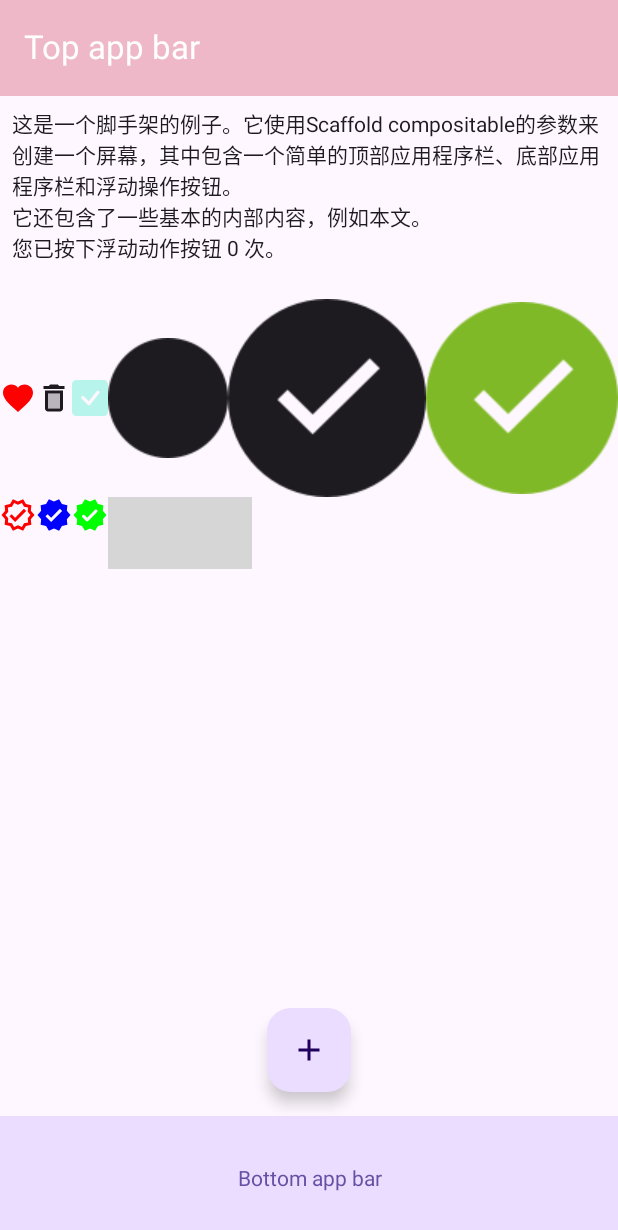
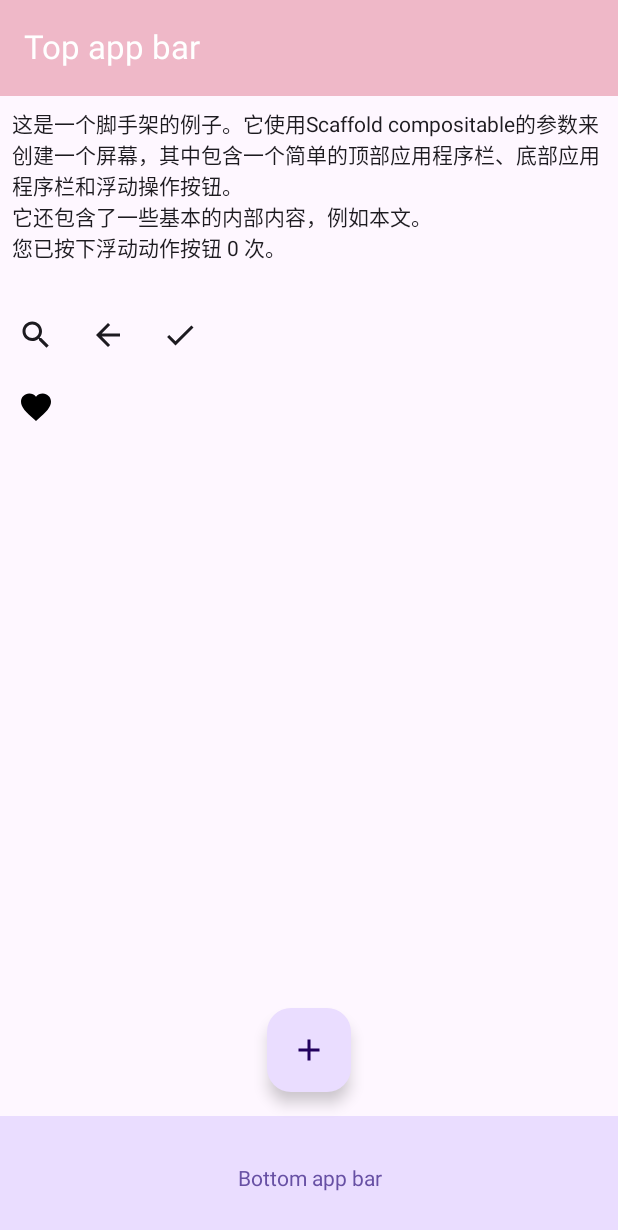
Before and after one commit to DGUTyu/ComposeDemo, an Android app built with Jetpack Compose: the screen it shows after launch (ComposeActivity), on a phone screen of 412 x 824 dp. Shown: the top 1230 px of the screen. Run offline under Robolectric (Android 15) with nearby library versions, the phone set to English and light mode, and no system bars; pictures from the network do not load; grey boxes are pictures that could not be loaded.

Commit message:
Compose基础组件：IconButton

```diff
--- a/app/src/main/java/com/wxdgut/composedemo/ComposeActivity.kt
+++ b/app/src/main/java/com/wxdgut/composedemo/ComposeActivity.kt
@@ -61,6 +61,7 @@ import androidx.compose.ui.unit.dp
 import coil.compose.AsyncImage
 import coil.compose.rememberAsyncImagePainter
 import coil.request.ImageRequest
+import com.wxdgut.composedemo.basic.ShowIconButtonUse
 import com.wxdgut.composedemo.basic.ShowIconUse
 import com.wxdgut.composedemo.basic.ShowImageUse
 import com.wxdgut.composedemo.basic.ShowTextUse
@@ -209,7 +210,8 @@ class ComposeActivity : ComponentActivity() {
                 //PreviewMessageCard()
                 //ShowTextUse()
                 //ShowImageUse()
-                ShowIconUse()
+                //ShowIconUse()
+                ShowIconButtonUse()
             }
         }
     }
--- /dev/null
+++ b/app/src/main/java/com/wxdgut/composedemo/basic/IconButtonDemo.kt
@@ -0,0 +1,77 @@
+package com.wxdgut.composedemo.basic
+
+
+import androidx.compose.foundation.clickable
+import androidx.compose.foundation.interaction.MutableInteractionSource
+import androidx.compose.foundation.layout.Box
+import androidx.compose.foundation.layout.Column
+import androidx.compose.foundation.layout.Row
+import androidx.compose.foundation.layout.size
+import androidx.compose.material.icons.Icons
+import androidx.compose.material.icons.filled.ArrowBack
+import androidx.compose.material.icons.filled.Done
+import androidx.compose.material.icons.filled.Favorite
+import androidx.compose.material.icons.filled.Search
+import androidx.compose.material3.Icon
+import androidx.compose.material3.IconButton
+import androidx.compose.runtime.Composable
+import androidx.compose.runtime.getValue
+import androidx.compose.runtime.mutableStateOf
+import androidx.compose.runtime.remember
+import androidx.compose.runtime.setValue
+import androidx.compose.ui.Alignment
+import androidx.compose.ui.Modifier
+import androidx.compose.ui.graphics.Color
+import androidx.compose.ui.semantics.Role
+import androidx.compose.ui.tooling.preview.Preview
+import androidx.compose.ui.unit.dp
+
+@Preview(showBackground = true)
+@Composable
+fun ShowIconButtonUse() {
+    Column {
+        Row {
+            IconButton(onClick = { /*TODO*/ }) {
+                Icon(Icons.Filled.Search, null)
+            }
+            IconButton(onClick = { /*TODO*/ }) {
+                Icon(Icons.Filled.ArrowBack, null)
+            }
+            IconButton(onClick = { /*TODO*/ }) {
+                Icon(Icons.Filled.Done, null)
+            }
+        }
+
+        var press by remember { mutableStateOf(false) }
+        MyIconButton(onClick = { press = !press }) {
+            Icon(
+                Icons.Filled.Favorite,
+                contentDescription = "收藏",
+                tint = if (press) Color.Red else Color.Black
+            )
+        }
+    }
+}
+
+@Composable
+fun MyIconButton(
+    onClick: () -> Unit,
+    modifier: Modifier = Modifier,
+    enabled: Boolean = true,
+    interactionSource: MutableInteractionSource = remember { MutableInteractionSource() },
+    content: @Composable () -> Unit
+) {
+    val iconButtonSizeModifier = Modifier.size(48.dp)
+    Box(
+        modifier = modifier
+            .clickable(
+                onClick = onClick,
+                enabled = enabled,
+                role = Role.Button,
+                interactionSource = interactionSource,
+                indication = null
+            )
+            .then(iconButtonSizeModifier),
+        contentAlignment = Alignment.Center
+    ) { content() }
+}
```
